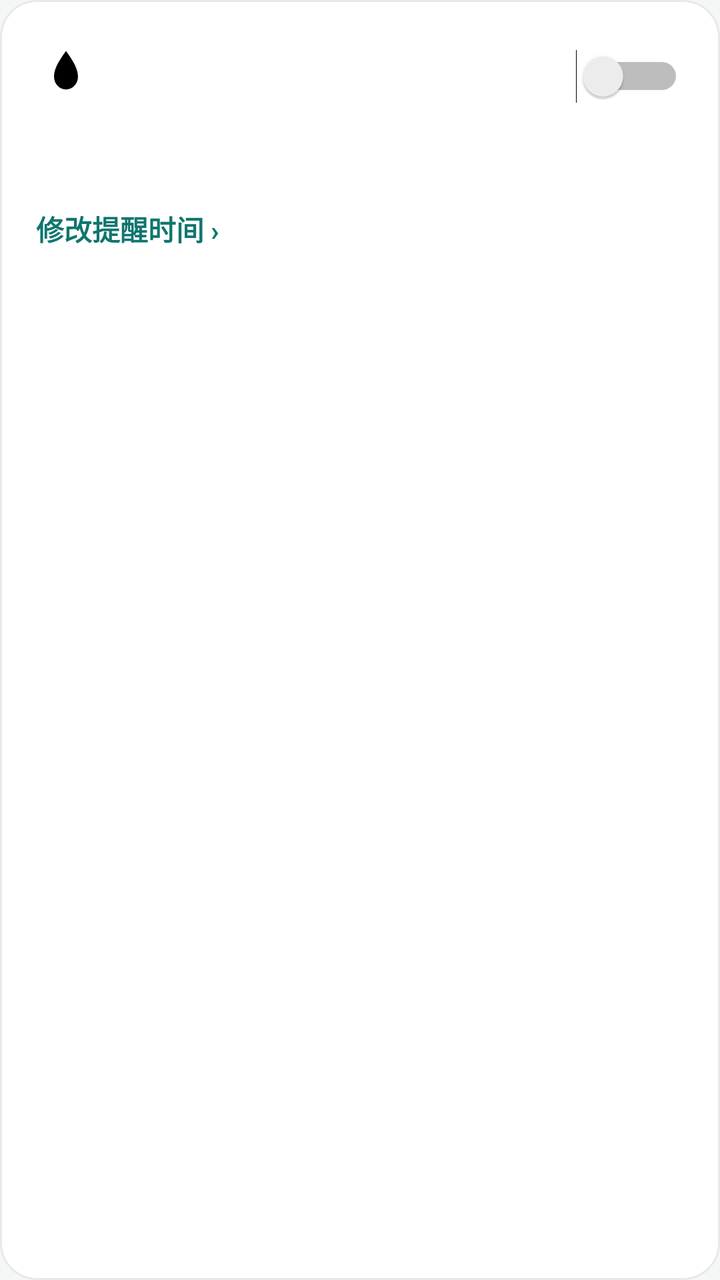
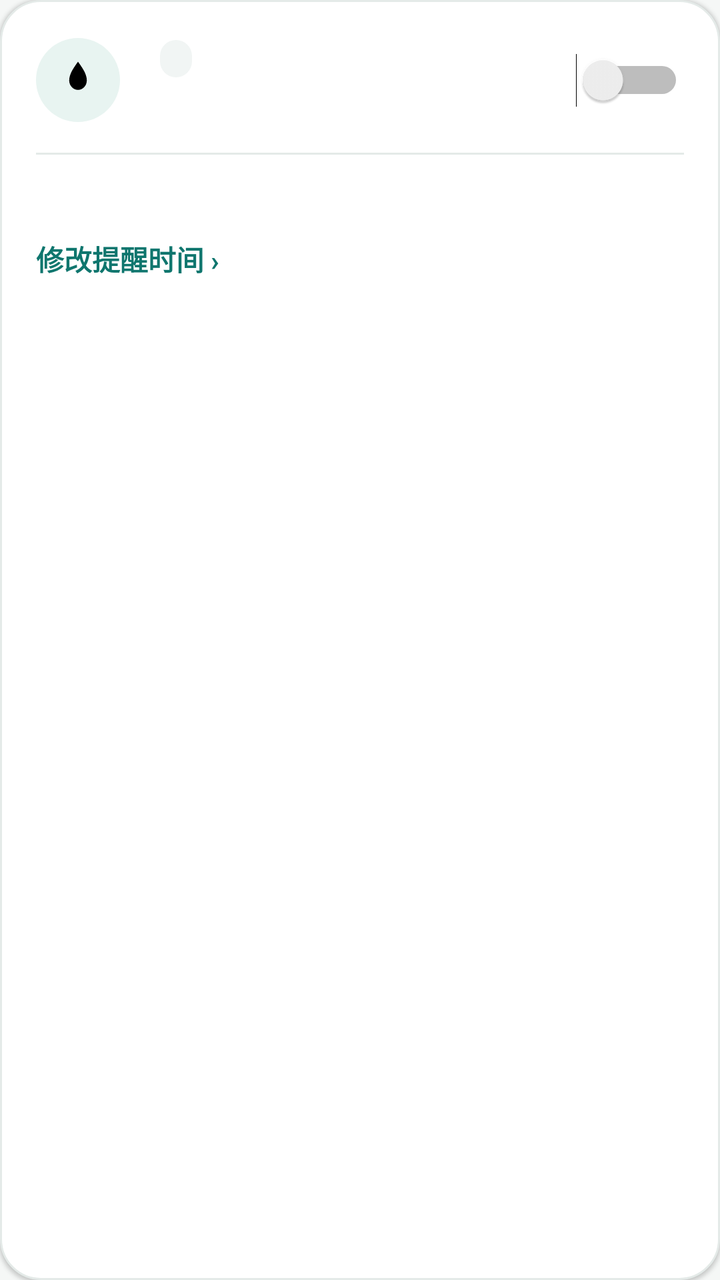

Compare the two renders of this Android layout. The source of the first and the diff that turns it into the second are given below.
<!-- AndroidManifest.xml: application theme Theme.SitDrink -->
<!-- res/layout/view_reminder_card.xml -->
<?xml version="1.0" encoding="utf-8"?>
<LinearLayout xmlns:android="http://schemas.android.com/apk/res/android"
    android:layout_width="match_parent"
    android:layout_height="wrap_content"
    android:background="@drawable/bg_card"
    android:orientation="vertical"
    android:paddingStart="18dp"
    android:paddingTop="16dp"
    android:paddingEnd="18dp"
    android:paddingBottom="8dp">

    <LinearLayout
        android:layout_width="match_parent"
        android:layout_height="wrap_content"
        android:gravity="center_vertical"
        android:orientation="horizontal">

        <ImageView
            android:id="@+id/card_icon"
            android:layout_width="30dp"
            android:layout_height="30dp"
            android:importantForAccessibility="no"
            android:src="@drawable/ic_drop" />

        <LinearLayout
            android:layout_width="0dp"
            android:layout_height="wrap_content"
            android:layout_marginStart="12dp"
            android:layout_weight="1"
            android:orientation="vertical">

            <TextView
                android:id="@+id/card_title"
                android:layout_width="wrap_content"
                android:layout_height="wrap_content"
                android:textColor="@color/text_primary"
                android:textSize="17sp"
                android:textStyle="bold" />

            <TextView
                android:id="@+id/card_next"
                android:layout_width="match_parent"
                android:layout_height="wrap_content"
                android:layout_marginTop="4dp"
                android:textColor="@color/text_secondary"
                android:textSize="13sp" />
        </LinearLayout>

        <Switch
            android:id="@+id/card_toggle"
            android:layout_width="wrap_content"
            android:layout_height="wrap_content"
            android:layout_marginStart="8dp"
            android:showText="false" />
    </LinearLayout>

    <TextView
        android:id="@+id/card_summary"
        android:layout_width="match_parent"
        android:layout_height="wrap_content"
        android:layout_marginTop="12dp"
        android:textColor="@color/text_secondary"
        android:textSize="13sp" />

    <TextView
        android:id="@+id/card_edit"
        android:layout_width="match_parent"
        android:layout_height="wrap_content"
        android:layout_marginTop="4dp"
        android:background="?android:attr/selectableItemBackground"
        android:clickable="true"
        android:focusable="true"
        android:minHeight="44dp"
        android:paddingTop="10dp"
        android:paddingBottom="10dp"
        android:text="@string/action_edit_reminder"
        android:textColor="@color/brand"
        android:textSize="14sp"
        android:textStyle="bold" />
</LinearLayout>
<!-- resources referenced by this layout -->
<resources>
  <color name="brand">#FF0F766E</color>
  <color name="text_primary">#FF14201E</color>
  <color name="text_secondary">#FF5C6B69</color>
  <!-- drawable bg_card (drawable) -->
  <?xml version="1.0" encoding="utf-8"?>
  <shape xmlns:android="http://schemas.android.com/apk/res/android"
      android:shape="rectangle">
      <solid android:color="@color/surface" />
      <corners android:radius="18dp" />
      <stroke
          android:width="1dp"
          android:color="@color/divider" />
  </shape>
  <!-- drawable ic_drop (drawable) -->
  <?xml version="1.0" encoding="utf-8"?>
  <vector xmlns:android="http://schemas.android.com/apk/res/android"
      android:width="24dp"
      android:height="24dp"
      android:viewportWidth="24"
      android:viewportHeight="24">
      <path
          android:fillColor="#FF000000"
          android:pathData="M12,2C10.2,4.6 7.2,8.4 7.2,12.2C7.2,15.1 9.4,17.4 12,17.4C14.6,17.4 16.8,15.1 16.8,12.2C16.8,8.4 13.8,4.6 12,2Z" />
  </vector>
  <string name="action_edit_reminder">修改提醒时间 ›</string>
  <style name="Theme.SitDrink" parent="@android:style/Theme.Material.Light.NoActionBar">
          <item name="android:colorPrimary">@color/brand</item>
          <item name="android:colorPrimaryDark">@color/brand_dark</item>
          <item name="android:colorAccent">@color/brand</item>
          <item name="android:colorControlActivated">@color/brand</item>
  
          <item name="android:colorBackground">@color/bg</item>
          <item name="android:windowBackground">@color/bg</item>
          <item name="android:textColorPrimary">@color/text_primary</item>
          <item name="android:textColorSecondary">@color/text_secondary</item>
  
          <item name="android:statusBarColor">@color/bg</item>
          <item name="android:navigationBarColor">@color/bg</item>
          <item name="android:windowLightStatusBar">true</item>
          <item name="android:windowLightNavigationBar">true</item>
      </style>
  <color name="surface">#FFFFFFFF</color>
  <color name="divider">#FFE4EAE8</color>
  <color name="brand_dark">#FF115E59</color>
  <color name="bg">#FFF5F7F6</color>
</resources>

<!-- the commit's change to res/layout/view_reminder_card.xml (unified diff, before → after) -->
@@ -3,11 +3,9 @@
     android:layout_width="match_parent"
     android:layout_height="wrap_content"
     android:background="@drawable/bg_card"
+    android:elevation="1dp"
     android:orientation="vertical"
-    android:paddingStart="18dp"
-    android:paddingTop="16dp"
-    android:paddingEnd="18dp"
-    android:paddingBottom="8dp">
+    android:padding="@dimen/card_padding">
 
     <LinearLayout
         android:layout_width="match_parent"
@@ -15,12 +13,23 @@
         android:gravity="center_vertical"
         android:orientation="horizontal">
 
-        <ImageView
-            android:id="@+id/card_icon"
-            android:layout_width="30dp"
-            android:layout_height="30dp"
-            android:importantForAccessibility="no"
-            android:src="@drawable/ic_drop" />
+        <FrameLayout
+            android:layout_width="42dp"
+            android:layout_height="42dp">
+
+            <View
+                android:layout_width="match_parent"
+                android:layout_height="match_parent"
+                android:background="@drawable/bg_icon_circle" />
+
+            <ImageView
+                android:id="@+id/card_icon"
+                android:layout_width="22dp"
+                android:layout_height="22dp"
+                android:layout_gravity="center"
+                android:importantForAccessibility="no"
+                android:src="@drawable/ic_drop" />
+        </FrameLayout>
 
         <LinearLayout
             android:layout_width="0dp"
@@ -29,13 +38,33 @@
             android:layout_weight="1"
             android:orientation="vertical">
 
-            <TextView
-                android:id="@+id/card_title"
-                android:layout_width="wrap_content"
+            <LinearLayout
+                android:layout_width="match_parent"
                 android:layout_height="wrap_content"
-                android:textColor="@color/text_primary"
-                android:textSize="17sp"
-                android:textStyle="bold" />
+                android:gravity="center_vertical"
+                android:orientation="horizontal">
+
+                <TextView
+                    android:id="@+id/card_title"
+                    android:layout_width="wrap_content"
+                    android:layout_height="wrap_content"
+                    android:textColor="@color/text_primary"
+                    android:textSize="17sp"
+                    android:textStyle="bold" />
+
+                <TextView
+                    android:id="@+id/card_status"
+                    android:layout_width="wrap_content"
+                    android:layout_height="wrap_content"
+                    android:layout_marginStart="8dp"
+                    android:background="@drawable/bg_pill_off"
+                    android:paddingStart="8dp"
+                    android:paddingTop="2dp"
+                    android:paddingEnd="8dp"
+                    android:paddingBottom="2dp"
+                    android:textColor="@color/pill_off_text"
+                    android:textSize="11sp" />
+            </LinearLayout>
 
             <TextView
                 android:id="@+id/card_next"
@@ -50,9 +79,15 @@
             android:id="@+id/card_toggle"
             android:layout_width="wrap_content"
             android:layout_height="wrap_content"
-            android:layout_marginStart="8dp"
+            android:layout_marginStart="4dp"
             android:showText="false" />
     </LinearLayout>
+
+    <View
+        android:layout_width="match_parent"
+        android:layout_height="1dp"
+        android:layout_marginTop="14dp"
+        android:background="@color/divider" />
 
     <TextView
         android:id="@+id/card_summary"
@@ -66,11 +101,11 @@
         android:id="@+id/card_edit"
         android:layout_width="match_parent"
         android:layout_height="wrap_content"
-        android:layout_marginTop="4dp"
+        android:layout_marginTop="2dp"
         android:background="?android:attr/selectableItemBackground"
         android:clickable="true"
         android:focusable="true"
-        android:minHeight="44dp"
+        android:minHeight="@dimen/touch_target"
         android:paddingTop="10dp"
         android:paddingBottom="10dp"
         android:text="@string/action_edit_reminder"
<!-- resource entries referenced after the edit -->
@@ -3,15 +3,30 @@
   <color name="brand">#FF0F766E</color>
   <color name="text_primary">#FF14201E</color>
   <color name="text_secondary">#FF5C6B69</color>
+  <dimen name="card_padding">18dp</dimen>
+  <dimen name="touch_target">44dp</dimen>
   <!-- drawable bg_card (drawable) -->
   <?xml version="1.0" encoding="utf-8"?>
   <shape xmlns:android="http://schemas.android.com/apk/res/android"
       android:shape="rectangle">
       <solid android:color="@color/surface" />
-      <corners android:radius="18dp" />
+      <corners android:radius="@dimen/card_radius" />
       <stroke
           android:width="1dp"
           android:color="@color/divider" />
+  </shape>
+  <!-- drawable bg_icon_circle (drawable) -->
+  <?xml version="1.0" encoding="utf-8"?>
+  <shape xmlns:android="http://schemas.android.com/apk/res/android"
+      android:shape="oval">
+      <solid android:color="@color/icon_circle_bg" />
+  </shape>
+  <!-- drawable bg_pill_off (drawable) -->
+  <?xml version="1.0" encoding="utf-8"?>
+  <shape xmlns:android="http://schemas.android.com/apk/res/android"
+      android:shape="rectangle">
+      <solid android:color="@color/pill_off_bg" />
+      <corners android:radius="100dp" />
   </shape>
   <!-- drawable ic_drop (drawable) -->
   <?xml version="1.0" encoding="utf-8"?>
@@ -42,7 +57,11 @@
           <item name="android:windowLightNavigationBar">true</item>
       </style>
   <color name="surface">#FFFFFFFF</color>
+  <dimen name="card_radius">20dp</dimen>
+  <color name="icon_circle_bg">#FFE8F4F1</color>
+  <color name="pill_off_bg">#FFF1F5F4</color>
   <color name="divider">#FFE4EAE8</color>
+  <color name="pill_off_text">#FF64748B</color>
   <color name="brand_dark">#FF115E59</color>
   <color name="bg">#FFF5F7F6</color>
 </resources>
